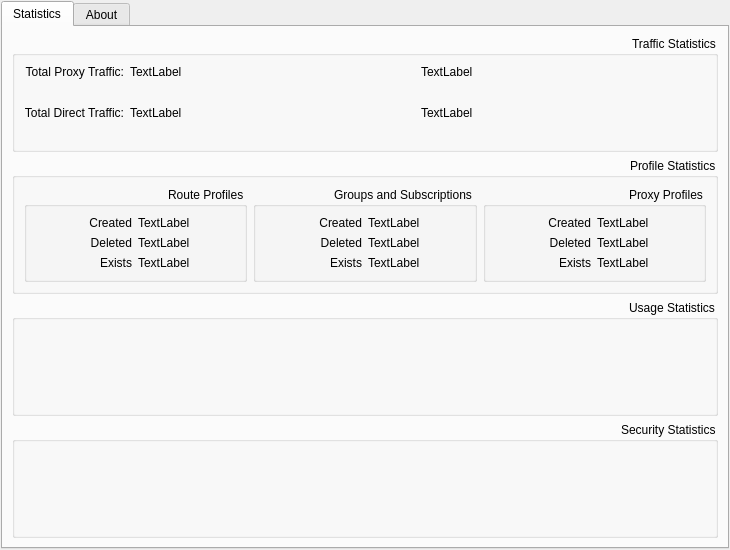
Old version of the form src/nekobox/ui/info/main.ui in the repository qr243vbi/nekobox.
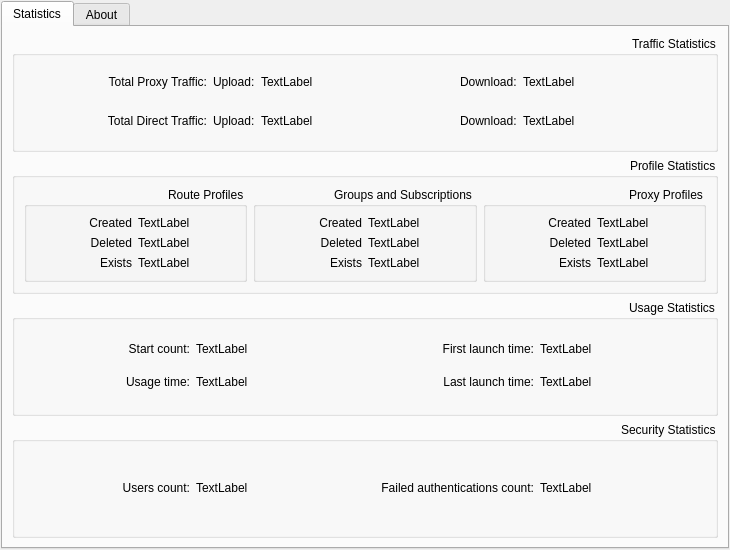
New version of the form.

What changed in the file:
```diff
--- a/src/nekobox/ui/info/main.ui
+++ b/src/nekobox/ui/info/main.ui
@@ -47,6 +47,88 @@
          <property name="title">
           <string>Usage Statistics</string>
          </property>
+         <layout class="QGridLayout" name="gridLayout_6">
+          <item row="0" column="2">
+           <widget class="QLabel" name="start_count">
+            <property name="text">
+             <string>TextLabel</string>
+            </property>
+           </widget>
+          </item>
+          <item row="1" column="3">
+           <widget class="QLabel" name="label_31">
+            <property name="sizePolicy">
+             <sizepolicy hsizetype="Preferred" vsizetype="Maximum">
+              <horstretch>0</horstretch>
+              <verstretch>0</verstretch>
+             </sizepolicy>
+            </property>
+            <property name="text">
+             <string>Usage time:</string>
+            </property>
+            <property name="alignment">
+             <set>Qt::AlignmentFlag::AlignRight|Qt::AlignmentFlag::AlignTrailing|Qt::AlignmentFlag::AlignVCenter</set>
+            </property>
+           </widget>
+          </item>
+          <item row="1" column="2">
+           <widget class="QLabel" name="usage_time">
+            <property name="text">
+             <string>TextLabel</string>
+            </property>
+           </widget>
+          </item>
+          <item row="1" column="1">
+           <widget class="QLabel" name="label_34">
+            <property name="text">
+             <string>Last launch time:</string>
+            </property>
+            <property name="alignment">
+             <set>Qt::AlignmentFlag::AlignRight|Qt::AlignmentFlag::AlignTrailing|Qt::AlignmentFlag::AlignVCenter</set>
+            </property>
+           </widget>
+          </item>
+          <item row="1" column="0">
+           <widget class="QLabel" name="last_launch_time">
+            <property name="text">
+             <string>TextLabel</string>
+            </property>
+           </widget>
+          </item>
+          <item row="0" column="1">
+           <widget class="QLabel" name="label_33">
+            <property name="text">
+             <string>First launch time:</string>
+            </property>
+            <property name="alignment">
+             <set>Qt::AlignmentFlag::AlignRight|Qt::AlignmentFlag::AlignTrailing|Qt::AlignmentFlag::AlignVCenter</set>
+            </property>
+           </widget>
+          </item>
+          <item row="0" column="3">
+           <widget class="QLabel" name="label_29">
+            <property name="sizePolicy">
+             <sizepolicy hsizetype="Preferred" vsizetype="Maximum">
+              <horstretch>0</horstretch>
+              <verstretch>0</verstretch>
+             </sizepolicy>
+            </property>
+            <property name="text">
+             <string>Start count:</string>
+            </property>
+            <property name="alignment">
+             <set>Qt::AlignmentFlag::AlignRight|Qt::AlignmentFlag::AlignTrailing|Qt::AlignmentFlag::AlignVCenter</set>
+            </property>
+           </widget>
+          </item>
+          <item row="0" column="0">
+           <widget class="QLabel" name="first_launch_time">
+            <property name="text">
+             <string>TextLabel</string>
+            </property>
+           </widget>
+          </item>
+         </layout>
         </widget>
        </item>
        <item row="3" column="0">
@@ -58,30 +140,26 @@
           <string>Traffic Statistics</string>
          </property>
          <layout class="QGridLayout" name="gridLayout_2">
-          <item row="0" column="2">
-           <widget class="QLabel" name="label">
-            <property name="sizePolicy">
-             <sizepolicy hsizetype="Maximum" vsizetype="Maximum">
-              <horstretch>0</horstretch>
-              <verstretch>0</verstretch>
-             </sizepolicy>
-            </property>
-            <property name="text">
-             <string>Total Proxy Traffic:</string>
-            </property>
-            <property name="alignment">
-             <set>Qt::AlignmentFlag::AlignRight|Qt::AlignmentFlag::AlignTrailing|Qt::AlignmentFlag::AlignVCenter</set>
-            </property>
-           </widget>
-          </item>
-          <item row="1" column="1">
-           <widget class="QLabel" name="label_15">
+          <property name="leftMargin">
+           <number>0</number>
+          </property>
+          <property name="topMargin">
+           <number>0</number>
+          </property>
+          <property name="rightMargin">
+           <number>0</number>
+          </property>
+          <property name="bottomMargin">
+           <number>0</number>
+          </property>
+          <item row="0" column="0">
+           <widget class="QLabel" name="total_proxy_download">
             <property name="text">
              <string>TextLabel</string>
             </property>
            </widget>
           </item>
-          <item row="1" column="2">
+          <item row="1" column="4">
            <widget class="QLabel" name="label_3">
             <property name="text">
              <string>Total Direct Traffic:</string>
@@ -91,40 +169,98 @@
             </property>
            </widget>
           </item>
-          <item row="0" column="0">
-           <widget class="QLabel" name="label_2">
-            <property name="text">
-             <string>TextLabel</string>
-            </property>
-           </widget>
-          </item>
-          <item row="0" column="1">
-           <widget class="QLabel" name="label_14">
-            <property name="text">
-             <string>TextLabel</string>
-            </property>
-           </widget>
-          </item>
-          <item row="1" column="0">
+          <item row="1" column="1">
            <widget class="QLabel" name="label_4">
+            <property name="sizePolicy">
+             <sizepolicy hsizetype="Preferred" vsizetype="Maximum">
+              <horstretch>0</horstretch>
+              <verstretch>0</verstretch>
+             </sizepolicy>
+            </property>
             <property name="text">
+             <string>Download:</string>
+            </property>
+           </widget>
+          </item>
+          <item row="0" column="3">
+           <widget class="QLabel" name="label_14">
+            <property name="sizePolicy">
+             <sizepolicy hsizetype="Maximum" vsizetype="Maximum">
+              <horstretch>0</horstretch>
+              <verstretch>0</verstretch>
+             </sizepolicy>
+            </property>
+            <property name="text">
+             <string>Upload:</string>
+            </property>
+           </widget>
+          </item>
+          <item row="1" column="2">
+           <widget class="QLabel" name="total_direct_upload">
+            <property name="text">
              <string>TextLabel</string>
             </property>
            </widget>
           </item>
+          <item row="0" column="4">
+           <widget class="QLabel" name="label">
+            <property name="sizePolicy">
+             <sizepolicy hsizetype="Preferred" vsizetype="Preferred">
+              <horstretch>0</horstretch>
+              <verstretch>0</verstretch>
+             </sizepolicy>
+            </property>
+            <property name="text">
+             <string>Total Proxy Traffic:</string>
+            </property>
+            <property name="alignment">
+             <set>Qt::AlignmentFlag::AlignRight|Qt::AlignmentFlag::AlignTrailing|Qt::AlignmentFlag::AlignVCenter</set>
+            </property>
+           </widget>
+          </item>
+          <item row="1" column="0">
+           <widget class="QLabel" name="total_direct_download">
+            <property name="text">
+             <string>TextLabel</string>
+            </property>
+           </widget>
+          </item>
+          <item row="0" column="1">
+           <widget class="QLabel" name="label_2">
+            <property name="sizePolicy">
+             <sizepolicy hsizetype="Maximum" vsizetype="Maximum">
+              <horstretch>0</horstretch>
+              <verstretch>0</verstretch>
+             </sizepolicy>
+            </property>
+            <property name="text">
+             <string>Download:</string>
+            </property>
+           </widget>
+          </item>
+          <item row="0" column="2">
+           <widget class="QLabel" name="total_proxy_upload">
+            <property name="text">
+             <string>TextLabel</string>
+            </property>
+           </widget>
+          </item>
+          <item row="1" column="3">
+           <widget class="QLabel" name="label_15">
+            <property name="sizePolicy">
+             <sizepolicy hsizetype="Maximum" vsizetype="Maximum">
+              <horstretch>0</horstretch>
+              <verstretch>0</verstretch>
+             </sizepolicy>
+            </property>
+            <property name="text">
+             <string>Upload:</string>
+            </property>
+           </widget>
+          </item>
          </layout>
         </widget>
        </item>
-       <item row="6" column="0">
-        <widget class="QGroupBox" name="groupBox_4">
-         <property name="layoutDirection">
-          <enum>Qt::LayoutDirection::RightToLeft</enum>
-         </property>
-         <property name="title">
-          <string>Security Statistics</string>
-         </property>
-        </widget>
-       </item>
        <item row="4" column="0">
         <widget class="QGroupBox" name="groupBox_2">
          <property name="layoutDirection">
@@ -171,21 +307,21 @@
               </widget>
              </item>
              <item row="0" column="0">
-              <widget class="QLabel" name="label_22">
+              <widget class="QLabel" name="proxy_created">
                <property name="text">
                 <string>TextLabel</string>
                </property>
               </widget>
              </item>
              <item row="1" column="0">
-              <widget class="QLabel" name="label_23">
+              <widget class="QLabel" name="proxy_deleted">
                <property name="text">
                 <string>TextLabel</string>
                </property>
               </widget>
              </item>
              <item row="2" column="0">
-              <widget class="QLabel" name="label_24">
+              <widget class="QLabel" name="proxy_exists">
                <property name="text">
                 <string>TextLabel</string>
                </property>
@@ -231,21 +367,21 @@
               </widget>
              </item>
              <item row="0" column="0">
-              <widget class="QLabel" name="label_19">
+              <widget class="QLabel" name="group_created">
                <property name="text">
                 <string>TextLabel</string>
                </property>
               </widget>
              </item>
              <item row="1" column="0">
-              <widget class="QLabel" name="label_20">
+              <widget class="QLabel" name="group_deleted">
                <property name="text">
                 <string>TextLabel</string>
                </property>
               </widget>
              </item>
              <item row="2" column="0">
-              <widget class="QLabel" name="label_21">
+              <widget class="QLabel" name="group_exists">
                <property name="text">
                 <string>TextLabel</string>
                </property>
@@ -294,21 +430,21 @@
               </widget>
              </item>
              <item row="0" column="0">
-              <widget class="QLabel" name="label_16">
+              <widget class="QLabel" name="route_created">
                <property name="text">
                 <string>TextLabel</string>
                </property>
               </widget>
              </item>
              <item row="1" column="0">
-              <widget class="QLabel" name="label_17">
+              <widget class="QLabel" name="route_deleted">
                <property name="text">
                 <string>TextLabel</string>
                </property>
               </widget>
              </item>
              <item row="2" column="0">
-              <widget class="QLabel" name="label_18">
+              <widget class="QLabel" name="route_exists">
                <property name="text">
                 <string>TextLabel</string>
                </property>
@@ -320,6 +456,76 @@
          </layout>
         </widget>
        </item>
+       <item row="6" column="0">
+        <widget class="QGroupBox" name="groupBox_4">
+         <property name="layoutDirection">
+          <enum>Qt::LayoutDirection::RightToLeft</enum>
+         </property>
+         <property name="title">
+          <string>Security Statistics</string>
+         </property>
+         <layout class="QHBoxLayout" name="horizontalLayout_3">
+          <item>
+           <widget class="QLabel" name="failed_auth_count">
+            <property name="sizePolicy">
+             <sizepolicy hsizetype="Preferred" vsizetype="Maximum">
+              <horstretch>0</horstretch>
+              <verstretch>0</verstretch>
+             </sizepolicy>
+            </property>
+            <property name="text">
+             <string>TextLabel</string>
+            </property>
+           </widget>
+          </item>
+          <item>
+           <widget class="QLabel" name="label_39">
+            <property name="sizePolicy">
+             <sizepolicy hsizetype="Preferred" vsizetype="Maximum">
+              <horstretch>0</horstretch>
+              <verstretch>0</verstretch>
+             </sizepolicy>
+            </property>
+            <property name="text">
+             <string>Failed authentications count:</string>
+            </property>
+            <property name="alignment">
+             <set>Qt::AlignmentFlag::AlignRight|Qt::AlignmentFlag::AlignTrailing|Qt::AlignmentFlag::AlignVCenter</set>
+            </property>
+           </widget>
+          </item>
+          <item>
+           <widget class="QLabel" name="users_count">
+            <property name="sizePolicy">
+             <sizepolicy hsizetype="Preferred" vsizetype="Maximum">
+              <horstretch>0</horstretch>
+              <verstretch>0</verstretch>
+             </sizepolicy>
+            </property>
+            <property name="text">
+             <string>TextLabel</string>
+            </property>
+           </widget>
+          </item>
+          <item>
+           <widget class="QLabel" name="label_37">
+            <property name="sizePolicy">
+             <sizepolicy hsizetype="Preferred" vsizetype="Maximum">
+              <horstretch>0</horstretch>
+              <verstretch>0</verstretch>
+             </sizepolicy>
+            </property>
+            <property name="text">
+             <string>Users count:</string>
+            </property>
+            <property name="alignment">
+             <set>Qt::AlignmentFlag::AlignRight|Qt::AlignmentFlag::AlignTrailing|Qt::AlignmentFlag::AlignVCenter</set>
+            </property>
+           </widget>
+          </item>
+         </layout>
+        </widget>
+       </item>
       </layout>
      </widget>
      <widget class="QWidget" name="tab_2">
```
